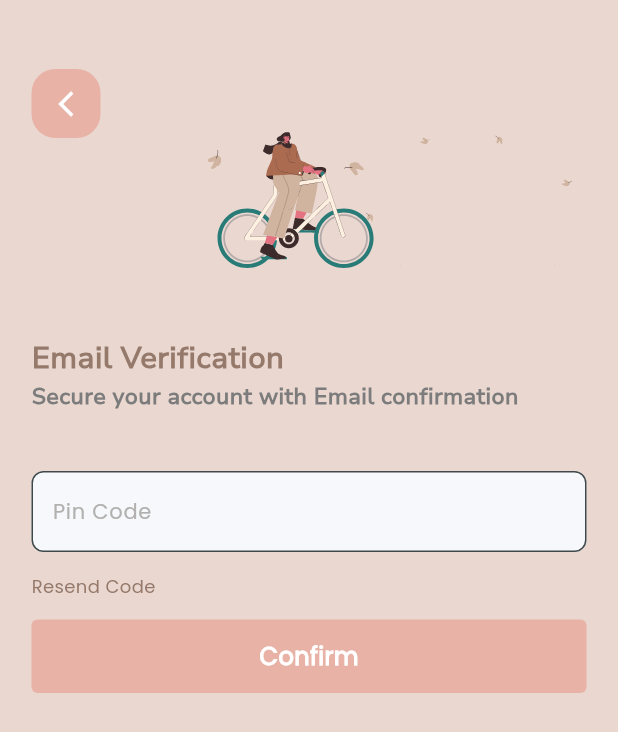
After one commit to sarasiyashodha/Diary_App, a Flutter app: the VerifyEmailPage screen opened directly, on a phone screen of 412 x 824 dp. The commit adds this screen. Shown: the top 732 px of the screen. Run offline on Flutter 3.47's test engine with Material 3 defaults, Android fonts, the phone set to English and light mode, and no system bars; our stand-ins replace lottie.

Commit message:
Completed verify email page

```diff
--- a/lib/screens/login/login_page.dart
+++ b/lib/screens/login/login_page.dart
@@ -44,7 +44,7 @@ class _LoginPageState extends State<LoginPage> {
             ),
             MyTextField(
               validator: (val) => val?.isEmpty == true
-                  ? "Enter a valid Email"
+                  ? "Enter a valid email"
                   : null,
               controller: emailController,
               hintText: 'Email',
@@ -104,7 +104,7 @@ class _LoginPageState extends State<LoginPage> {
                   onTap: (){
                     Navigator.push(
                       context,
-                      MaterialPageRoute(builder: (context) => SignupEmail()),
+                      MaterialPageRoute(builder: (context) => SignupEmailPage()),
                     );
                   },
                   child: Text('Signup',
--- a/lib/screens/login/signup_email_page.dart
+++ b/lib/screens/login/signup_email_page.dart
@@ -2,19 +2,20 @@ import 'package:diary_app/components/button.dart';
 import 'package:diary_app/components/text_field.dart';
 import 'package:diary_app/constants.dart';
 import 'package:diary_app/screens/login/login_page.dart';
+import 'package:diary_app/screens/login/verify_email_page.dart';
 import 'package:flutter/material.dart';
 import 'package:lottie/lottie.dart';
 
 import '../../components/custom_icon_button.dart';
 
-class SignupEmail extends StatefulWidget {
-  const SignupEmail({super.key});
+class SignupEmailPage extends StatefulWidget {
+  const SignupEmailPage({super.key});
 
   @override
-  State<SignupEmail> createState() => _SignupEmailState();
+  State<SignupEmailPage> createState() => _SignupEmailPageState();
 }
 
-class _SignupEmailState extends State<SignupEmail> {
+class _SignupEmailPageState extends State<SignupEmailPage> {
 
   String email = "";
   final emailController = TextEditingController();
@@ -76,7 +77,7 @@ class _SignupEmailState extends State<SignupEmail> {
                 onTap: (){
                   Navigator.push(
                     context,
-                    MaterialPageRoute(builder: (context) => LoginPage()),
+                    MaterialPageRoute(builder: (context) => VerifyEmailPage()),
                   );
 
                 },)
--- /dev/null
+++ b/lib/screens/login/verify_email_page.dart
@@ -0,0 +1,102 @@
+import 'package:diary_app/screens/login/signup_email_page.dart';
+import 'package:flutter/material.dart';
+import 'package:lottie/lottie.dart';
+
+import '../../components/button.dart';
+import '../../components/custom_icon_button.dart';
+import '../../components/text_field.dart';
+import '../../constants.dart';
+import 'login_page.dart';
+
+class VerifyEmailPage extends StatefulWidget {
+  const VerifyEmailPage({super.key});
+
+  @override
+  State<VerifyEmailPage> createState() => _VerifyEmailPageState();
+}
+
+class _VerifyEmailPageState extends State<VerifyEmailPage> {
+
+  String pincode = "";
+  final pincodeController = TextEditingController();
+  @override
+  Widget build(BuildContext context) {
+    return Scaffold(
+      backgroundColor: Color(0XFFE9D7D0),
+      body: Container(
+        margin: EdgeInsets.all(21.0),
+        child: Column(
+          crossAxisAlignment: CrossAxisAlignment.start,
+          children: [
+            Stack(
+              children: [
+                Align(
+                    alignment: Alignment.topRight,
+                    child: Lottie.asset('images/Email_Verification.json', height: 188.0, width: 308.0)),
+                Positioned(
+                  top: 25.0,
+                  child: CustomIconButton(
+                      icon: Icons.arrow_back_ios_new,
+                      onPressed: (){
+                        Navigator.push(
+                          context,
+                          MaterialPageRoute(builder: (context) => SignupEmailPage()),
+                        );
+                      }),
+                )
+              ],
+            ),
+            SizedBox(
+              height: 15.0,
+            ),
+            Align(
+                alignment: Alignment.topLeft,
+                child: Text('Email Verification', style: ktitleTextStyle,)),
+            Align(
+                alignment: Alignment.topLeft,
+                child: Text('Secure your account with Email confirmation', style: kDescriptionTextStyle,)),
+            SizedBox(
+              height: 40.0,
+            ),
+            MyTextField(
+              validator: (val) => val?.isEmpty == true
+                  ? "Enter a valid pin code"
+                  : null,
+              controller: pincodeController,
+              hintText: 'Pin Code',
+              obscureText: false,
+              onChanged: (val) {
+                setState(() {
+                  pincode = val;
+                });
+              },
+            ),
+            SizedBox(
+              height: 14.0,
+            ),
+            Text('Resend Code',
+              style: TextStyle(
+                  fontFamily: 'Poppins',
+                  fontWeight: FontWeight.w400,
+                  color: Color(0XFF95796A),
+                  fontSize: 12.0
+              ),),
+            SizedBox(
+              height: 14.0,
+            ),
+            Button(buttonText: 'Confirm',
+              onTap: (){
+                Navigator.push(
+                  context,
+                  MaterialPageRoute(builder: (context) => LoginPage()),
+                );
+
+              },)
+          ],
+        ),
+
+      ),
+
+    );
+  }
+}
```
Also changed, not shown: images/Email_Verification.json (renamed from images/Email_Verfication.json).
